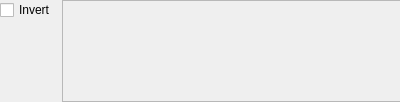
First picture: the form in Source/SVWidgetsLib/FilterParameterWidgets/UI_Files/ComparisonSetWidget.ui, repository BlueQuartzSoftware/SIMPL, before the edit.
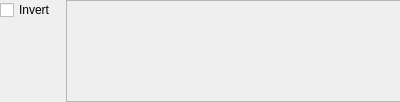
Second picture: the form after the edit. Icons and pictures are not drawn.

Commit message: Made small UI tweaks to help reduce empty space used for the delete and add item buttons.

Diff of the .ui file:
```diff
--- a/Source/SVWidgetsLib/FilterParameterWidgets/UI_Files/ComparisonSetWidget.ui
+++ b/Source/SVWidgetsLib/FilterParameterWidgets/UI_Files/ComparisonSetWidget.ui
@@ -49,6 +49,12 @@
        <verstretch>0</verstretch>
       </sizepolicy>
      </property>
+     <property name="minimumSize">
+      <size>
+       <width>60</width>
+       <height>50</height>
+      </size>
+     </property>
      <layout class="QVBoxLayout" name="verticalLayout">
       <property name="spacing">
        <number>0</number>
@@ -74,6 +80,12 @@
       </item>
       <item>
        <widget class="QPushButton" name="addItemBtn">
+        <property name="minimumSize">
+         <size>
+          <width>24</width>
+          <height>4</height>
+         </size>
+        </property>
         <property name="text">
          <string/>
         </property>
@@ -169,7 +181,7 @@
         <widget class="QWidget" name="spacerWidget" native="true">
          <property name="sizePolicy">
           <sizepolicy hsizetype="Preferred" vsizetype="Expanding">
-           <horstretch>0</horstretch>
+           <horstretch>1</horstretch>
            <verstretch>10</verstretch>
           </sizepolicy>
          </property>
```
The commit also changes 1 other file.
